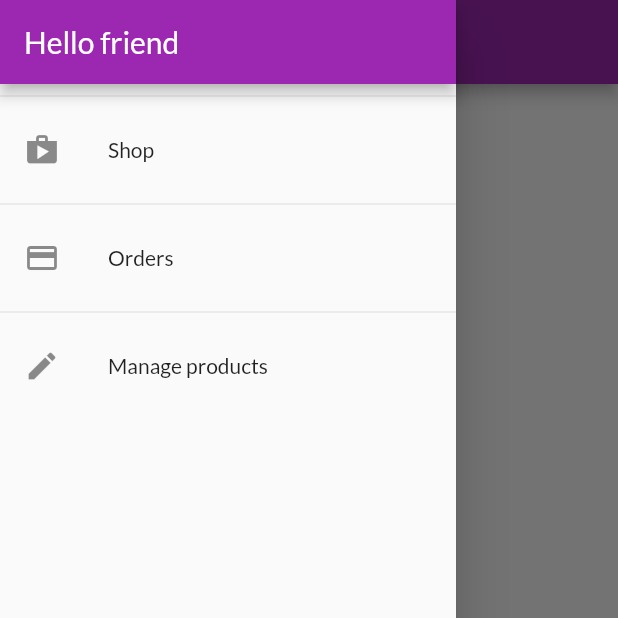
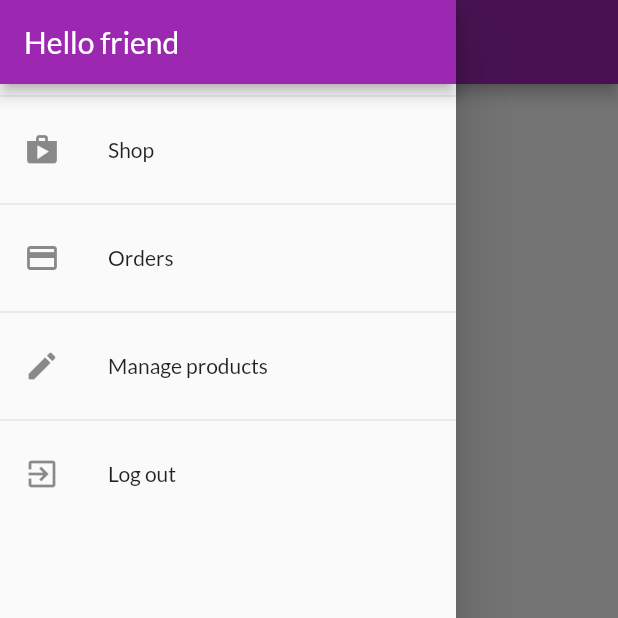
Before and after one commit to boyk0/fluuter-shop-app, a Flutter app: the OrdersScreen screen opened by its route, with the side drawer open, on a phone screen of 412 x 824 dp, the top half of it. Run offline on Flutter 3.47's test engine with Material 2 defaults, Android fonts, the phone set to English and light mode, and no system bars; network calls fail.

Commit message:
add log out

```diff
--- a/lib/widgets/app_drawer.dart
+++ b/lib/widgets/app_drawer.dart
@@ -1,5 +1,7 @@
 import 'package:flutter/material.dart';
+import 'package:provider/provider.dart';
 
+import '../providers/auth.dart';
 import '../screens/orders_screen.dart';
 import '../screens/user_products_screen.dart';
 
@@ -31,6 +33,12 @@ class AppDrawer extends StatelessWidget{
             title: Text('Manage products'),
             onTap: () => Navigator.of(context).pushReplacementNamed(UserProductsScreen.routeName),
           ),
+          Divider(),
+          ListTile(
+            leading: Icon(Icons.exit_to_app),
+            title: Text('Log out'),
+            onTap: () => Provider.of<Auth>(context, listen: false).logOut(),
+          ),
         ],
       ),
     );
```
Also changed, not shown: lib/providers/auth.dart (+7 -0 lines).
